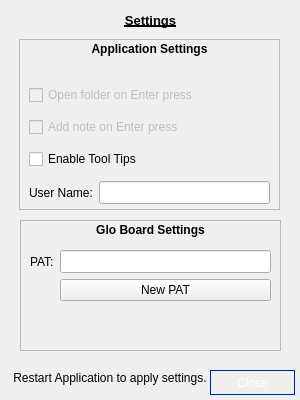
qrcline/WAEX_File_Organizer, file WaExport/settingd.ui: the form before one commit.
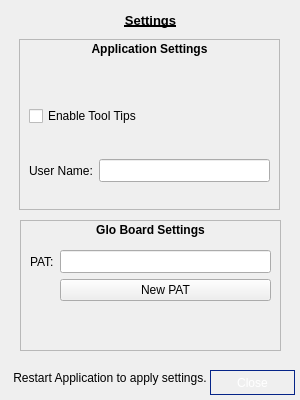
The form after the commit.

What changed in the file:
```diff
--- a/WaExport/settingd.ui
+++ b/WaExport/settingd.ui
@@ -181,26 +181,6 @@
      </rect>
     </property>
     <layout class="QVBoxLayout" name="verticalLayout">
-     <item>
-      <widget class="QCheckBox" name="settingsOpenFolder">
-       <property name="enabled">
-        <bool>false</bool>
-       </property>
-       <property name="text">
-        <string>Open folder on Enter press</string>
-       </property>
-      </widget>
-     </item>
-     <item>
-      <widget class="QCheckBox" name="settingsNoteEnter">
-       <property name="enabled">
-        <bool>false</bool>
-       </property>
-       <property name="text">
-        <string>Add note on Enter press</string>
-       </property>
-      </widget>
-     </item>
      <item>
       <widget class="QCheckBox" name="settingsToolTips">
        <property name="text">
```
